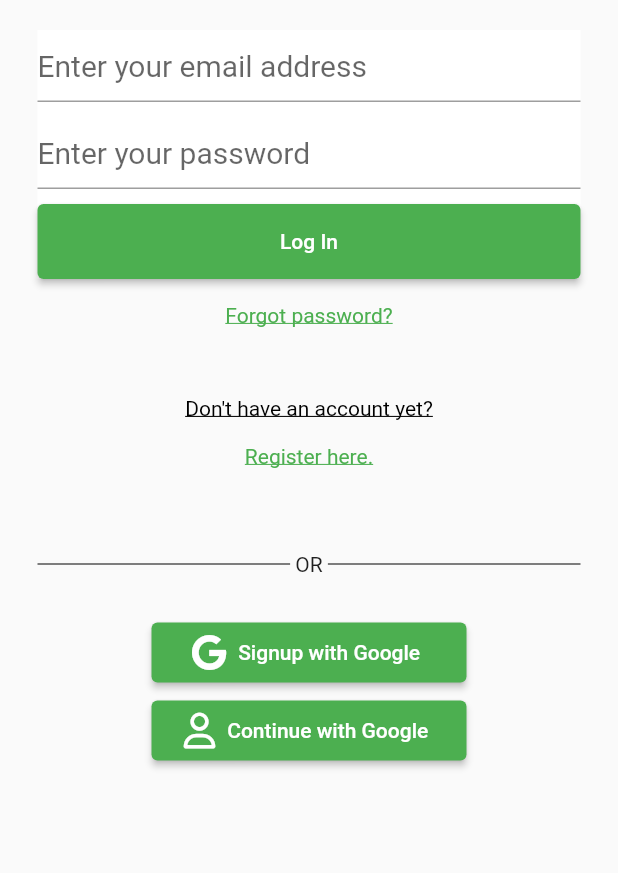
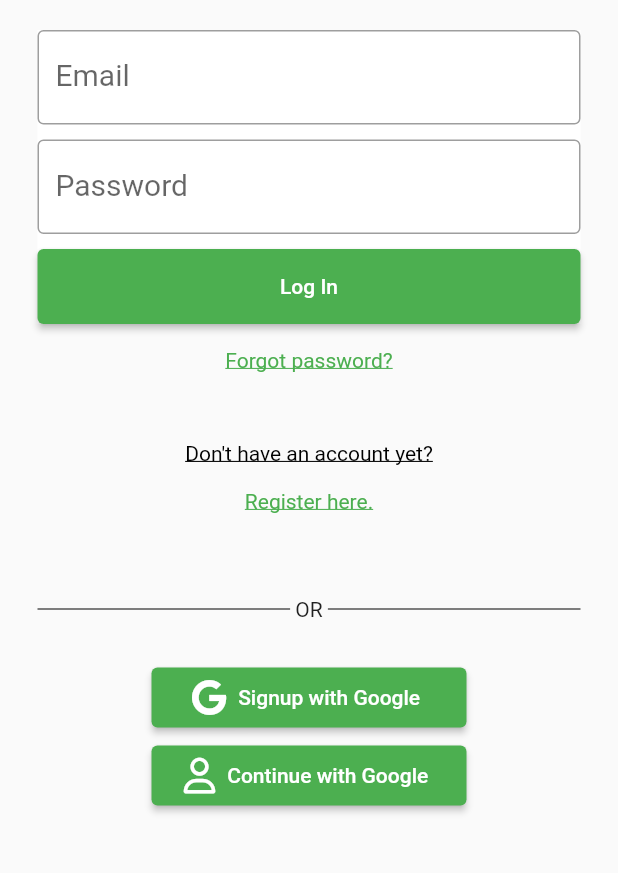
Before and after one commit to prajinaa/epharmacy, a Flutter app: the screen it shows after launch, on a phone screen of 412 x 824 dp, the part 330-1203 px from its top. Run offline on Flutter 3.47's test engine with Material 2 defaults, Android fonts, the phone set to English and light mode, and no system bars; our stand-ins replace font_awesome_flutter, splashscreen; missing offline and left inert: cloudinary_public.

Commit message:
Update custom_textfield.dart

```diff
--- a/lib/common/widgets/custom_textfield.dart
+++ b/lib/common/widgets/custom_textfield.dart
@@ -1,21 +1,33 @@
-import'package:flutter/material.dart';
+import 'package:flutter/material.dart';
 
-class CustomTextField extends StatelessWidget{
+class CustomTextField extends StatelessWidget {
   final TextEditingController controller;
   final String hintText;
-      const CustomTextField({Key?key,required this.controller, required this.hintText,}):super(key:key);
+  final String labelText;
+  const CustomTextField({
+    Key? key,
+    required this.controller,
+    required this.hintText,
+   required this.labelText,
+  }) : super(key: key);
 
-      @override
-      Widget build(BuildContext context){
-         return TextFormField(
-           controller: controller,
+  @override
+  Widget build(BuildContext context) {
+    return TextFormField(
+      controller: controller,
 
-           style: TextStyle(fontStyle: FontStyle.normal,fontSize: 20,color: Colors.black54
+      style: TextStyle(
+          fontStyle: FontStyle.normal, fontSize: 20, color: Colors.black54
           //  hintText: hintText,
-        ),
-        decoration: InputDecoration(hintText: hintText),
+          ),
+          obscureText: false,
+          decoration:InputDecoration(
+          labelText: labelText,
+          hintText: hintText,
+          border: OutlineInputBorder()
+          ),
 
-      validator: (val){
+      validator: (val) {
         if (val == null || val.isEmpty) {
           return 'Enter your $hintText';
         }
```
